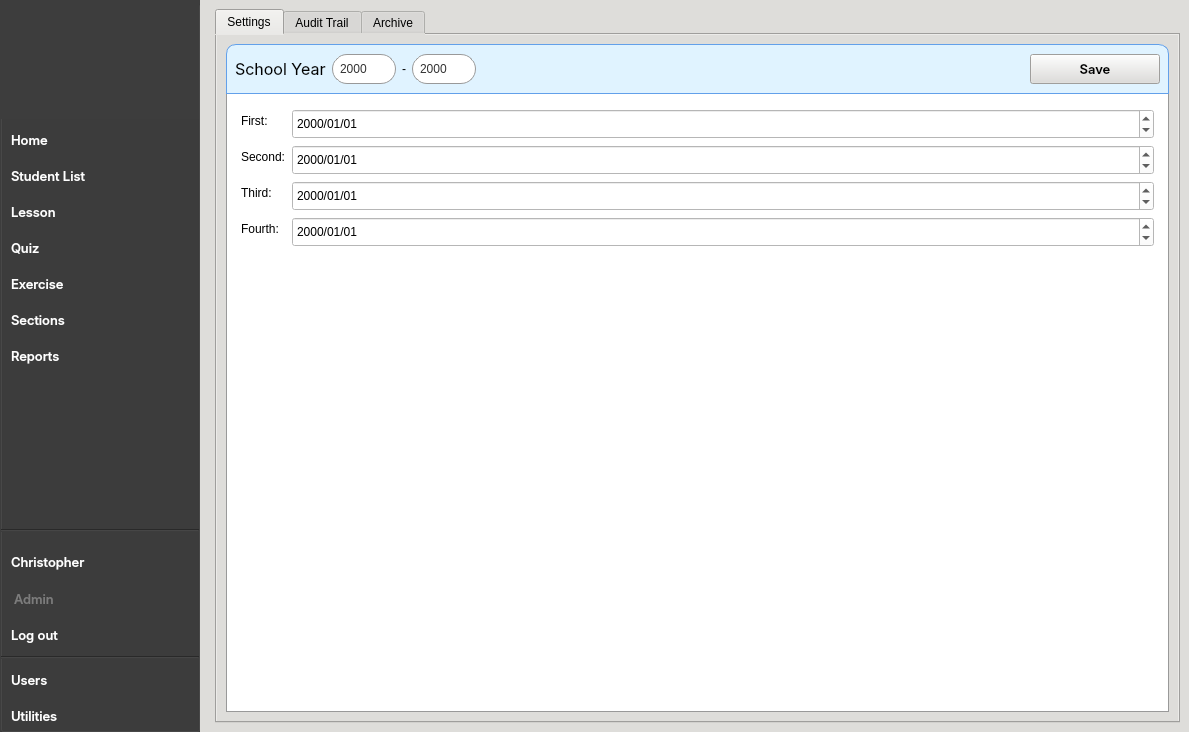
First picture: the form in CAI_PyQt/CAI_Admin/UI/FormHome.ui, repository CPG19040/CPG19040, before the edit.
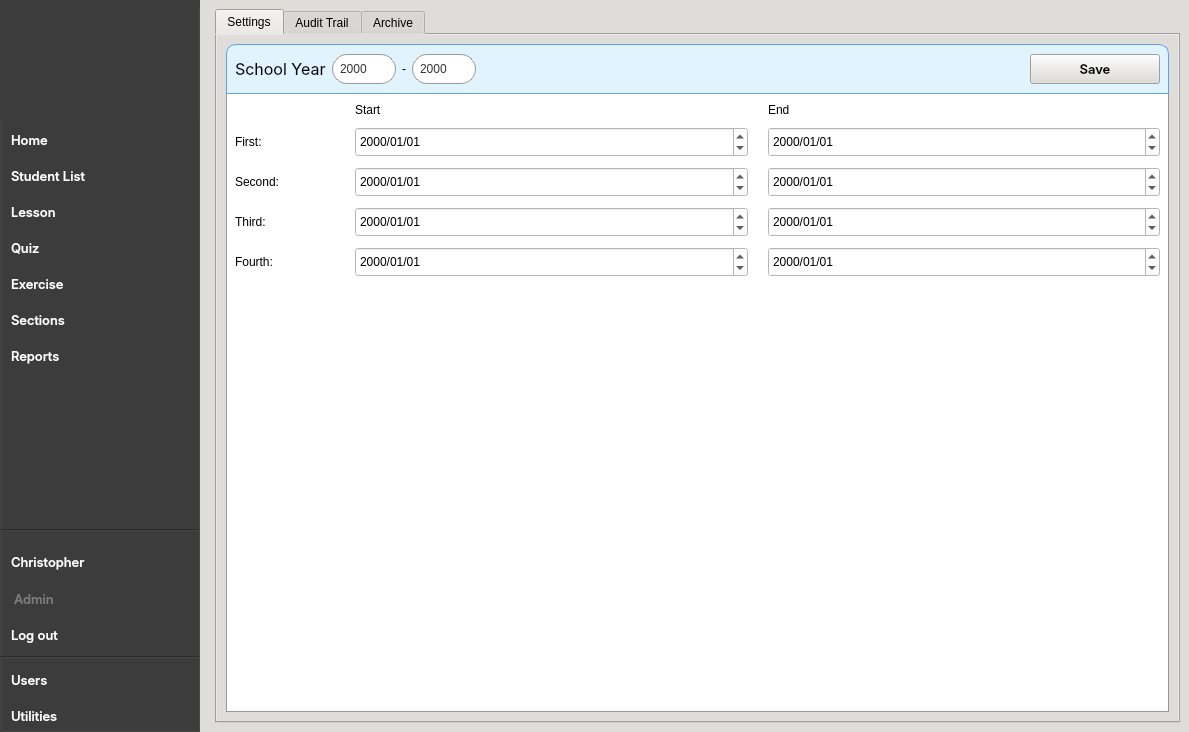
Second picture: the form after the edit. The open tabs and pages were chosen to show the change. Icons and pictures are not drawn.

```diff
--- a/CAI_PyQt/CAI_Admin/UI/FormHome.ui
+++ b/CAI_PyQt/CAI_Admin/UI/FormHome.ui
@@ -155,15 +155,14 @@
 }
 
 QSpinBox {
+	font: 10pt &quot;Inter&quot;;
     height: 30px;
     border: 1px solid #999;
     border-radius: 15px;
     padding: 0px 5px 0px;
     background-color: #ffffff;
     color: #333333;
-    font-size: 12px;
     selection-background-color: #7eb4d7;
-	font: 10pt &quot;Inter&quot;;
 }
 
 QSpinBox:focus {
@@ -6708,28 +6707,34 @@
                </item>
                <item>
                 <widget class="QWidget" name="widget_SY_body" native="true">
-                 <layout class="QFormLayout" name="formLayout">
-                  <property name="leftMargin">
-                   <number>15</number>
+                 <layout class="QGridLayout" name="gridLayout_3">
+                  <property name="horizontalSpacing">
+                   <number>20</number>
                   </property>
-                  <property name="topMargin">
-                   <number>15</number>
+                  <property name="verticalSpacing">
+                   <number>10</number>
                   </property>
-                  <property name="rightMargin">
-                   <number>15</number>
-                  </property>
-                  <property name="bottomMargin">
-                   <number>15</number>
-                  </property>
-                  <item row="0" column="0">
-                   <widget class="QLabel" name="label_30">
-                    <property name="text">
-                     <string>First:</string>
+                  <item row="4" column="1">
+                   <widget class="QDateEdit" name="dateEdit_fourthgrading_start">
+                    <property name="minimumSize">
+                     <size>
+                      <width>0</width>
+                      <height>30</height>
+                     </size>
                     </property>
+                    <property name="maximumSize">
+                     <size>
+                      <width>16777215</width>
+                      <height>30</height>
+                     </size>
+                    </property>
+                    <property name="displayFormat">
+                     <string>yyyy/MM/dd</string>
+                    </property>
                    </widget>
                   </item>
-                  <item row="0" column="1">
-                   <widget class="QDateEdit" name="dateEdit_firstgrading_start">
+                  <item row="1" column="2">
+                   <widget class="QDateEdit" name="dateEdit_firstgrading_end">
                     <property name="minimumSize">
                      <size>
                       <width>0</width>
@@ -6747,14 +6752,27 @@
                     </property>
                    </widget>
                   </item>
-                  <item row="1" column="0">
+                  <item row="2" column="0">
                    <widget class="QLabel" name="label_31">
+                    <property name="maximumSize">
+                     <size>
+                      <width>100</width>
+                      <height>16777215</height>
+                     </size>
+                    </property>
                     <property name="text">
                      <string>Second:</string>
                     </property>
                    </widget>
                   </item>
-                  <item row="1" column="1">
+                  <item row="0" column="2">
+                   <widget class="QLabel" name="label_44">
+                    <property name="text">
+                     <string>End</string>
+                    </property>
+                   </widget>
+                  </item>
+                  <item row="2" column="1">
                    <widget class="QDateEdit" name="dateEdit_secondgrading_start">
                     <property name="minimumSize">
                      <size>
@@ -6773,14 +6791,39 @@
                     </property>
                    </widget>
                   </item>
-                  <item row="2" column="0">
+                  <item row="3" column="0">
                    <widget class="QLabel" name="label_39">
+                    <property name="maximumSize">
+                     <size>
+                      <width>100</width>
+                      <height>16777215</height>
+                     </size>
+                    </property>
                     <property name="text">
                      <string>Third:</string>
                     </property>
                    </widget>
                   </item>
-                  <item row="2" column="1">
+                  <item row="3" column="2">
+                   <widget class="QDateEdit" name="dateEdit_thirdgrading_end">
+                    <property name="minimumSize">
+                     <size>
+                      <width>0</width>
+                      <height>30</height>
+                     </size>
+                    </property>
+                    <property name="maximumSize">
+                     <size>
+                      <width>16777215</width>
+                      <height>30</height>
+                     </size>
+                    </property>
+                    <property name="displayFormat">
+                     <string>yyyy/MM/dd</string>
+                    </property>
+                   </widget>
+                  </item>
+                  <item row="3" column="1">
                    <widget class="QDateEdit" name="dateEdit_thirdgrading_start">
                     <property name="minimumSize">
                      <size>
@@ -6799,32 +6842,109 @@
                     </property>
                    </widget>
                   </item>
-                  <item row="3" column="0">
+                  <item row="2" column="2">
+                   <widget class="QDateEdit" name="dateEdit_secondgrading_end">
+                    <property name="minimumSize">
+                     <size>
+                      <width>0</width>
+                      <height>30</height>
+                     </size>
+                    </property>
+                    <property name="maximumSize">
+                     <size>
+                      <width>16777215</width>
+                      <height>30</height>
+                     </size>
+                    </property>
+                    <property name="displayFormat">
+                     <string>yyyy/MM/dd</string>
+                    </property>
+                   </widget>
+                  </item>
+                  <item row="4" column="2">
+                   <widget class="QDateEdit" name="dateEdit_fourthgrading_end">
+                    <property name="minimumSize">
+                     <size>
+                      <width>0</width>
+                      <height>30</height>
+                     </size>
+                    </property>
+                    <property name="maximumSize">
+                     <size>
+                      <width>16777215</width>
+                      <height>30</height>
+                     </size>
+                    </property>
+                    <property name="displayFormat">
+                     <string>yyyy/MM/dd</string>
+                    </property>
+                   </widget>
+                  </item>
+                  <item row="1" column="1">
+                   <widget class="QDateEdit" name="dateEdit_firstgrading_start">
+                    <property name="minimumSize">
+                     <size>
+                      <width>0</width>
+                      <height>30</height>
+                     </size>
+                    </property>
+                    <property name="maximumSize">
+                     <size>
+                      <width>16777215</width>
+                      <height>30</height>
+                     </size>
+                    </property>
+                    <property name="displayFormat">
+                     <string>yyyy/MM/dd</string>
+                    </property>
+                   </widget>
+                  </item>
+                  <item row="4" column="0">
                    <widget class="QLabel" name="label_40">
+                    <property name="maximumSize">
+                     <size>
+                      <width>100</width>
+                      <height>16777215</height>
+                     </size>
+                    </property>
                     <property name="text">
                      <string>Fourth:</string>
                     </property>
                    </widget>
                   </item>
-                  <item row="3" column="1">
-                   <widget class="QDateEdit" name="dateEdit_fourthgrading_start">
-                    <property name="minimumSize">
-                     <size>
-                      <width>0</width>
-                      <height>30</height>
-                     </size>
+                  <item row="0" column="1">
+                   <widget class="QLabel" name="label_42">
+                    <property name="text">
+                     <string>Start</string>
                     </property>
+                   </widget>
+                  </item>
+                  <item row="1" column="0">
+                   <widget class="QLabel" name="label_30">
                     <property name="maximumSize">
                      <size>
-                      <width>16777215</width>
-                      <height>30</height>
+                      <width>100</width>
+                      <height>16777215</height>
                      </size>
                     </property>
-                    <property name="displayFormat">
-                     <string>yyyy/MM/dd</string>
+                    <property name="text">
+                     <string>First:</string>
                     </property>
                    </widget>
                   </item>
+                  <item row="5" column="0">
+                   <spacer name="verticalSpacer_4">
+                    <property name="orientation">
+                     <enum>Qt::Vertical</enum>
+                    </property>
+                    <property name="sizeHint" stdset="0">
+                     <size>
+                      <width>20</width>
+                      <height>40</height>
+                     </size>
+                    </property>
+                   </spacer>
+                  </item>
                  </layout>
                 </widget>
                </item>
```
Left out of the diff: 30 changed lines with no effect on the pictures.
